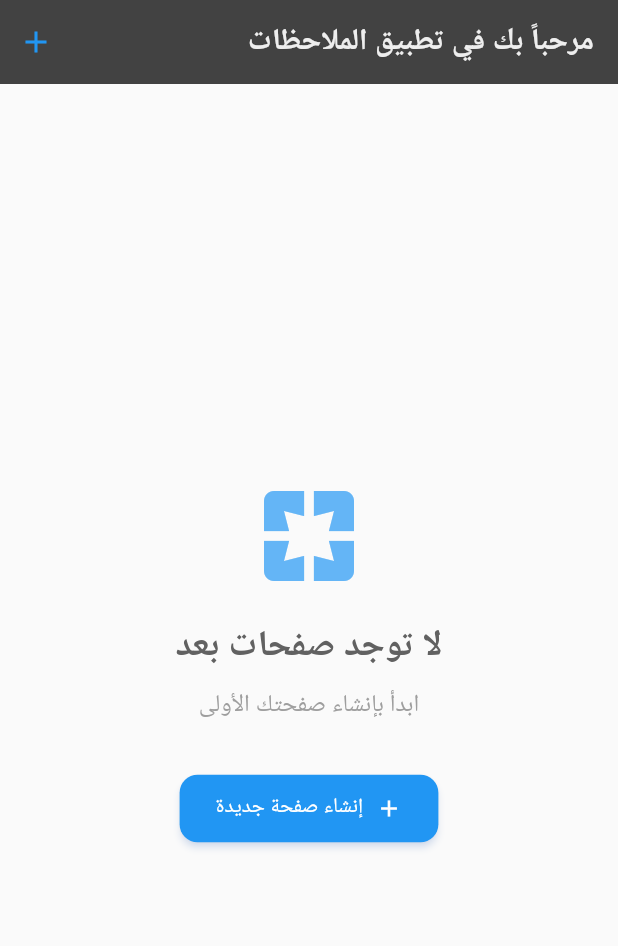
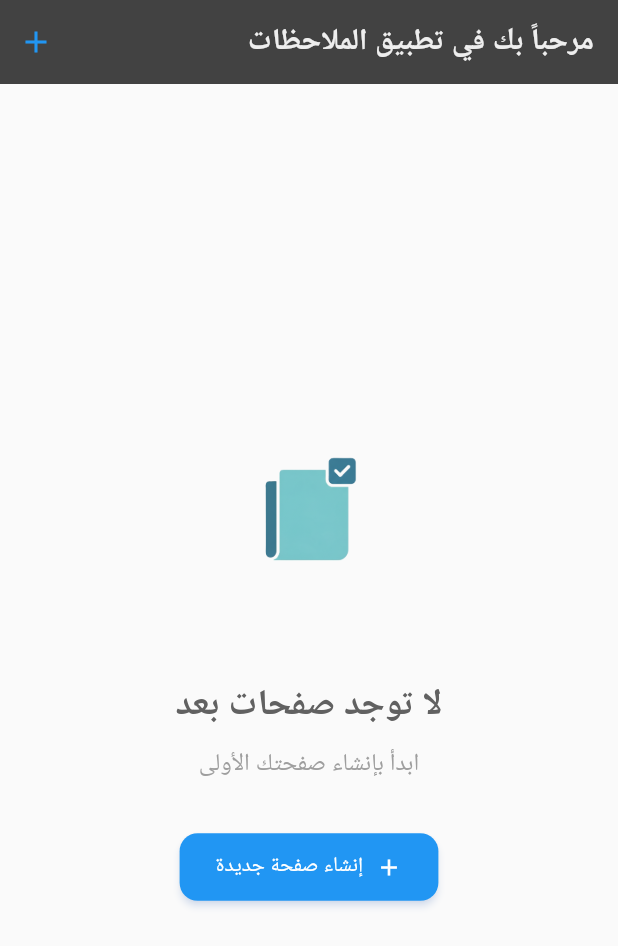
Before and after one commit to Mohamed03-T/Notes-App, a Flutter app: the screen it shows after launch, after a tap on "تخطي", on a phone screen of 412 x 824 dp. Shown: the top 946 px of the screen. Run offline on Flutter 3.47's test engine with Material 3 defaults, Android fonts, the light colour scheme and no system bars; our stand-ins replace shared_preferences.

Commit message:
translate files and logo

```diff
--- a/lib/components/top_bar/top_bar.dart
+++ b/lib/components/top_bar/top_bar.dart
@@ -1,5 +1,6 @@
 import 'package:flutter/material.dart';
 import '../../core/theme/tokens.dart';
+import '../../widgets/app_logo.dart';
 
 // Class مساعد لبيانات الصفحات المرئية
 class _VisiblePagesData {
@@ -94,6 +95,10 @@ class TopBar extends StatelessWidget implements PreferredSizeWidget {
         padding: const EdgeInsets.symmetric(horizontal: 4),
         child: Row(
           children: [
+            // الشعار الصغير
+            const AppLogoSmall(size: 28),
+            const SizedBox(width: 12),
+
             // الصفحات المرئية - تتوسع لملء المساحة المتاحة
             Expanded(
               child: SingleChildScrollView(
--- /dev/null
+++ b/lib/core/utils/app_assets.dart
@@ -0,0 +1,11 @@
+class AppAssets {
+  // Logo assets
+  static const String logo = 'assets/images/logo.svg';
+  static const String logoPng = 'assets/images/logo.png';
+
+  // Icon assets (if needed)
+  static const String appIcon = 'assets/images/app_icon.png';
+
+  // Add other assets here as needed
+  static const String placeholder = 'assets/images/placeholder.png';
+}
--- a/lib/l10n/app_ar.arb
+++ b/lib/l10n/app_ar.arb
@@ -240,7 +240,7 @@
   "@confirmDelete": {
     "description": "عنوان تأكيد الحذف"
   },
-  "deleteConfirmMessage": "هل أنت متأكد من حذف المجلد \"{folderName}\"؟\\nسيتم حذف جميع الملاحظات الموجودة فيه.",
+  "deleteConfirmMessage": "هل أنت متأكد من حذف المجلد \"{folderName}\"؟\nسيتم حذف جميع الملاحظات الموجودة فيه.",
   "@deleteConfirmMessage": {
     "description": "رسالة تأكيد حذف المجلد",
     "placeholders": {
--- a/lib/l10n/app_en.arb
+++ b/lib/l10n/app_en.arb
@@ -60,7 +60,7 @@
   "confirm": "Confirm",
   "selectBackgroundColor": "Select Background Color",
   "confirmDelete": "Confirm Delete",
-  "deleteConfirmMessage": "Are you sure you want to delete the folder \"{folderName}\"?\\nAll notes inside it will be deleted.",
+  "deleteConfirmMessage": "Are you sure you want to delete the folder \"{folderName}\"?\nAll notes inside it will be deleted.",
   "delete": "Delete",
   "noFolders": "No folders",
   "daysAgo": "{count, plural, =1{1 day ago} other{{count} days ago}}",
--- a/lib/l10n/app_fr.arb
+++ b/lib/l10n/app_fr.arb
@@ -60,7 +60,7 @@
   "confirm": "Confirmer",
   "selectBackgroundColor": "Sélectionner la Couleur de Fond",
   "confirmDelete": "Confirmer la Suppression",
-  "deleteConfirmMessage": "Êtes-vous sûr de vouloir supprimer le dossier \"{folderName}\" ?\\nToutes les notes qu'il contient seront supprimées.",
+  "deleteConfirmMessage": "Êtes-vous sûr de vouloir supprimer le dossier \"{folderName}\" ?\nToutes les notes qu'il contient seront supprimées.",
   "delete": "Supprimer",
   "noFolders": "Aucun dossier",
   "daysAgo": "{count, plural, =1{Il y a 1 jour} other{Il y a {count} jours}}",
--- a/lib/main.dart
+++ b/lib/main.dart
@@ -1,11 +1,9 @@
 import 'package:flutter/material.dart';
 import 'package:flutter_localizations/flutter_localizations.dart';
-import 'package:shared_preferences/shared_preferences.dart';
 import 'core/theme/app_theme.dart';
 import 'core/utils/language_manager.dart';
-import 'screens/notes/notes_home.dart';
-import 'screens/onboarding/onboarding_screen.dart';
-import 'package:flutter_gen/gen_l10n/app_localizations.dart';
+import 'screens/splash_screen.dart';
+import 'generated/l10n/app_localizations.dart';
 
 void main() async {
   WidgetsFlutterBinding.ensureInitialized();
@@ -21,18 +19,6 @@ class NotesApp extends StatelessWidget {
     return AnimatedBuilder(
       animation: Listenable.merge([ThemeManager.instance, LanguageManager.instance]),
       builder: (context, child) {
-        return FutureBuilder<bool>(
-          future: SharedPreferences.getInstance()
-              .then((prefs) => prefs.getBool('seenOnboarding') ?? false),
-          builder: (context, snapshot) {
-            if (snapshot.connectionState != ConnectionState.done) {
-              return const MaterialApp(
-                home: Scaffold(
-                  body: Center(child: CircularProgressIndicator()),
-                ),
-              );
-            }
-            final seen = snapshot.data!;
         return MaterialApp(
           title: 'Notes',
           theme: AppTheme.lightTheme,
@@ -48,10 +34,8 @@ class NotesApp extends StatelessWidget {
             GlobalCupertinoLocalizations.delegate,
           ],
           supportedLocales: LanguageManager.instance.supportedLocales,
-              home: seen ? const NotesHome() : const OnboardingScreen(),
+          home: const SplashScreen(),
           debugShowCheckedModeBanner: false,
-            );
-          },
         );
       },
     );
--- a/lib/screens/notes/notes_home.dart
+++ b/lib/screens/notes/notes_home.dart
@@ -1,8 +1,10 @@
 import 'package:flutter/material.dart';
+import '../../generated/l10n/app_localizations.dart';
 import '../../components/top_bar/top_bar.dart';
 import '../../repositories/notes_repository.dart';
 import '../../components/folder_card/folder_card.dart';
 import '../../models/folder_model.dart';
+import '../../widgets/app_logo.dart';
 import 'folder_notes_screen.dart';
 import 'all_pages_screen.dart';
 import 'add_folder_screen.dart';
@@ -106,7 +108,7 @@ class _NotesHomeState extends State<NotesHome> {
   }
 
   // دالة لإظهار قائمة التحكم بالمجلد عند النقر المزدوج
-  void _showFolderActions(FolderModel folder) async {
+  void _showFolderActions(FolderModel folder, AppLocalizations l10n) async {
     final result = await showModalBottomSheet<String>(
       context: context,
       backgroundColor: Colors.transparent,
@@ -131,7 +133,7 @@ class _NotesHomeState extends State<NotesHome> {
               Padding(
                 padding: const EdgeInsets.all(16),
                 child: Text(
-                  'إدارة المجلد: ${folder.title}',
+                  '${l10n.manageFolder} ${folder.title}',
                   style: const TextStyle(
                     fontSize: 18,
                     fontWeight: FontWeight.bold,
@@ -143,22 +145,22 @@ class _NotesHomeState extends State<NotesHome> {
                   folder.isPinned ? Icons.push_pin_outlined : Icons.push_pin,
                   color: Colors.blue,
                 ),
-                title: Text(folder.isPinned ? 'إلغاء تثبيت' : 'تثبيت المجلد'),
+                title: Text(folder.isPinned ? l10n.unpinFolder : l10n.pinFolder),
                 onTap: () => Navigator.pop(context, 'pin'),
               ),
               ListTile(
                 leading: const Icon(Icons.edit, color: Colors.green),
-                title: const Text('تغيير اسم المجلد'),
+                title: Text(l10n.renameFolder),
                 onTap: () => Navigator.pop(context, 'rename'),
               ),
               ListTile(
                 leading: const Icon(Icons.palette, color: Colors.orange),
-                title: const Text('تغيير لون الخلفية'),
+                title: Text(l10n.changeBackgroundColor),
                 onTap: () => Navigator.pop(context, 'color'),
               ),
               ListTile(
                 leading: const Icon(Icons.delete, color: Colors.red),
-                title: const Text('حذف المجلد', style: TextStyle(color: Colors.red)),
+                title: Text(l10n.deleteFolder, style: const TextStyle(color: Colors.red)),
                 onTap: () => Navigator.pop(context, 'delete'),
               ),
               const SizedBox(height: 20),
@@ -169,12 +171,12 @@ class _NotesHomeState extends State<NotesHome> {
     );
 
     if (result != null) {
-      await _handleFolderAction(folder, result);
+      await _handleFolderAction(folder, result, l10n);
     }
   }
 
   // دالة لمعالجة إجراءات المجلد
-  Future<void> _handleFolderAction(FolderModel folder, String action) async {
+  Future<void> _handleFolderAction(FolderModel folder, String action, AppLocalizations l10n) async {
     switch (action) {
       case 'pin':
         setState(() {
@@ -188,23 +190,23 @@ class _NotesHomeState extends State<NotesHome> {
             final controller = TextEditingController(text: folder.title);
             return AlertDialog(
               shape: RoundedRectangleBorder(borderRadius: BorderRadius.circular(16)),
-              title: const Text('تغيير اسم المجلد'),
+              title: Text(l10n.renameFolder),
               content: TextField(
                 controller: controller,
-                decoration: const InputDecoration(
-                  border: OutlineInputBorder(),
-                  labelText: 'اسم المجلد',
+                decoration: InputDecoration(
+                  border: const OutlineInputBorder(),
+                  labelText: l10n.folderName,
                 ),
                 autofocus: true,
               ),
               actions: [
                 TextButton(
                   onPressed: () => Navigator.pop(ctx),
-                  child: const Text('إلغاء'),
+                  child: Text(l10n.cancel),
                 ),
                 ElevatedButton(
                   onPressed: () => Navigator.pop(ctx, controller.text.trim()),
-                  child: const Text('تأكيد'),
+                  child: Text(l10n.confirm),
                 ),
               ],
             );
@@ -226,7 +228,7 @@ class _NotesHomeState extends State<NotesHome> {
           context: context,
           builder: (ctx) => AlertDialog(
             shape: RoundedRectangleBorder(borderRadius: BorderRadius.circular(16)),
-            title: const Text('اختر لون الخلفية'),
+            title: Text(l10n.selectBackgroundColor),
             content: SingleChildScrollView(
               child: Wrap(
                 spacing: 8,
@@ -264,7 +266,7 @@ class _NotesHomeState extends State<NotesHome> {
             actions: [
               TextButton(
                 onPressed: () => Navigator.pop(ctx),
-                child: const Text('إلغاء'),
+                child: Text(l10n.cancel),
               ),
             ],
           ),
@@ -280,17 +282,17 @@ class _NotesHomeState extends State<NotesHome> {
           context: context,
           builder: (ctx) => AlertDialog(
             shape: RoundedRectangleBorder(borderRadius: BorderRadius.circular(16)),
-            title: const Text('تأكيد الحذف'),
-            content: Text('هل أنت متأكد من حذف المجلد "${folder.title}"؟\nسيتم حذف جميع الملاحظات الموجودة فيه.'),
+            title: Text(l10n.confirmDelete),
+            content: Text(l10n.deleteConfirmMessage(folder.title)),
             actions: [
               TextButton(
                 onPressed: () => Navigator.pop(ctx, false),
-                child: const Text('إلغاء'),
+                child: Text(l10n.cancel),
               ),
               ElevatedButton(
                 onPressed: () => Navigator.pop(ctx, true),
                 style: ElevatedButton.styleFrom(backgroundColor: Colors.red),
-                child: const Text('حذف', style: TextStyle(color: Colors.white)),
+                child: Text(l10n.delete, style: const TextStyle(color: Colors.white)),
               ),
             ],
           ),
@@ -307,6 +309,8 @@ class _NotesHomeState extends State<NotesHome> {
 
   @override
   Widget build(BuildContext context) {
+    final l10n = AppLocalizations.of(context)!;
+
     // عرض شاشة التحميل إذا لم يتم تحميل البيانات بعد
     if (isInitializing || repo == null) {
       return Scaffold(
@@ -317,7 +321,7 @@ class _NotesHomeState extends State<NotesHome> {
               CircularProgressIndicator(),
               SizedBox(height: 16),
               Text(
-                'جاري تحميل البيانات...',
+                l10n.loadingData,
                 style: TextStyle(fontSize: 16),
               ),
             ],
@@ -341,7 +345,7 @@ class _NotesHomeState extends State<NotesHome> {
     if (current == null || allPages.isEmpty) {
       return Scaffold(
         appBar: AppBar(
-          title: const Text('مرحباً بك في تطبيق الملاحظات'),
+          title: Text(l10n.welcome),
           backgroundColor: Colors.grey.shade800,
           foregroundColor: Colors.grey.shade200,
           actions: [
@@ -364,7 +368,7 @@ class _NotesHomeState extends State<NotesHome> {
                 }
               },
               icon: const Icon(Icons.add, color: Colors.blue),
-              tooltip: 'إضافة صفحة جديدة',
+              tooltip: l10n.addNewPage,
             ),
           ],
         ),
@@ -372,14 +376,13 @@ class _NotesHomeState extends State<NotesHome> {
           child: Column(
             mainAxisAlignment: MainAxisAlignment.center,
             children: [
-              Icon(
-                Icons.pages,
-                size: 80,
-                color: Colors.blue.shade300,
+              const AppLogo(
+                size: 150, // زيادة الحجم
+                showText: false,
               ),
-              const SizedBox(height: 16),
+              const SizedBox(height: 24),
               Text(
-                'لا توجد صفحات بعد',
+                l10n.noPagesYet,
                 style: TextStyle(
                   fontSize: 24,
                   fontWeight: FontWeight.bold,
@@ -388,7 +391,7 @@ class _NotesHomeState extends State<NotesHome> {
               ),
               const SizedBox(height: 8),
               Text(
-                'ابدأ بإنشاء صفحتك الأولى',
+                l10n.createFirstPage,
                 style: TextStyle(
                   fontSize: 16,
                   color: Colors.grey.shade500,
@@ -413,7 +416,7 @@ class _NotesHomeState extends State<NotesHome> {
                   }
                 },
                 icon: const Icon(Icons.add),
-                label: const Text('إنشاء صفحة جديدة'),
+                label: Text(l10n.createNewPage),
                 style: ElevatedButton.styleFrom(
                   backgroundColor: Colors.blue,
                   foregroundColor: Colors.white,
@@ -470,7 +473,36 @@ class _NotesHomeState extends State<NotesHome> {
           }
           setState(() {});
         },
-        child: GridView.count(
+        child: folderList.isEmpty
+          ? Center(
+              child: Column(
+                mainAxisAlignment: MainAxisAlignment.center,
+                children: [
+                  const AppLogo(
+                    size: 120, // زيادة الحجم
+                    showText: false,
+                  ),
+                  const SizedBox(height: 24),
+                  Text(
+                    'لا توجد مجلدات بعد',
+                    style: TextStyle(
+                      fontSize: 20,
+                      fontWeight: FontWeight.bold,
+                      color: Colors.grey.shade700,
+                    ),
+                  ),
+                  const SizedBox(height: 8),
+                  Text(
+                    'انقر على + لإضافة مجلد جديد',
+                    style: TextStyle(
+                      fontSize: 14,
+                      color: Colors.grey.shade500,
+                    ),
+                  ),
+                ],
+              ),
+            )
+          : GridView.count(
           crossAxisCount: 2,
           padding: const EdgeInsets.all(12),
           childAspectRatio: 0.85, // تعديل النسبة لإعطاء مساحة أكبر للمعاينة
@@ -611,7 +643,7 @@ class _NotesHomeState extends State<NotesHome> {
                         }
                         setState(() {});
                       },
-                      onDoubleTap: () => _showFolderActions(f), // إضافة النقر المزدوج
+                      onDoubleTap: () => _showFolderActions(f, l10n), // إضافة النقر المزدوج
                       onDelete: () {
                         repo!.deleteFolder(current.id, f.id);
                         setState(() {});
@@ -644,7 +676,7 @@ class _NotesHomeState extends State<NotesHome> {
                 },
               );
             }).toList(),
-        ),
+          ),
       ),
       floatingActionButton: FloatingActionButton(
         onPressed: () async {
@@ -664,7 +696,7 @@ class _NotesHomeState extends State<NotesHome> {
           }
         },
         backgroundColor: Colors.blue,
-        tooltip: 'إضافة مجلد جديد',
+        tooltip: l10n.addNewFolder,
         child: const Icon(Icons.create_new_folder, color: Colors.white),
       ),
     );
--- a/lib/screens/onboarding/onboarding_screen.dart
+++ b/lib/screens/onboarding/onboarding_screen.dart
@@ -1,6 +1,7 @@
 import 'package:flutter/material.dart';
 import 'package:shared_preferences/shared_preferences.dart';
 import '../notes/notes_home.dart';
+import '../../widgets/app_logo.dart';
 
 class OnboardingScreen extends StatefulWidget {
   const OnboardingScreen({Key? key}) : super(key: key);
@@ -69,12 +70,13 @@ class _OnboardingScreenState extends State<OnboardingScreen> {
                     child: Column(
                       mainAxisAlignment: MainAxisAlignment.center,
                       children: [
-                        Icon(
-                          Icons.star,
-                          size: 100,
-                          color: Theme.of(context).colorScheme.primary,
+                        // إضافة الشعار
+                        const AppLogo(
+                          size: 140, // زيادة الحجم
+                          showText: true,
+                          text: 'Notes App',
                         ),
-                        const SizedBox(height: 24),
+                        const SizedBox(height: 32),
                         Text(
                           _pages[index]['title']!,
                           style: Theme.of(context).textTheme.headlineSmall,
--- /dev/null
+++ b/lib/screens/splash_screen.dart
@@ -0,0 +1,194 @@
+import 'package:flutter/material.dart';
+import 'package:shared_preferences/shared_preferences.dart';
+import '../widgets/app_logo.dart';
+import 'notes/notes_home.dart';
+import 'onboarding/onboarding_screen.dart';
+
+class SplashScreen extends StatefulWidget {
+  const SplashScreen({Key? key}) : super(key: key);
+
+  @override
+  _SplashScreenState createState() => _SplashScreenState();
+}
+
+class _SplashScreenState extends State<SplashScreen>
+    with SingleTickerProviderStateMixin {
+  late AnimationController _animationController;
+  late Animation<double> _fadeAnimation;
+  late Animation<double> _scaleAnimation;
+
+  @override
+  void initState() {
+    super.initState();
+
+    // إعداد الأنيميشن
+    _animationController = AnimationController(
+      duration: const Duration(milliseconds: 2000),
+      vsync: this,
+    );
+
+    _fadeAnimation = Tween<double>(
+      begin: 0.0,
+      end: 1.0,
+    ).animate(CurvedAnimation(
+      parent: _animationController,
+      curve: const Interval(0.0, 0.6, curve: Curves.easeOut),
+    ));
+
+    _scaleAnimation = Tween<double>(
+      begin: 0.8,
+      end: 1.0,
+    ).animate(CurvedAnimation(
+      parent: _animationController,
+      curve: const Interval(0.2, 0.8, curve: Curves.elasticOut),
+    ));
+
+    // بدء الأنيميشن
+    _animationController.forward();
+
+    // الانتقال إلى الشاشة التالية بعد 3 ثوانٍ
+    _navigateToNextScreen();
+  }
+
+  Future<void> _navigateToNextScreen() async {
+    await Future.delayed(const Duration(milliseconds: 3000));
+
+    if (!mounted) return;
+
+    // التحقق من حالة onboarding
+    final prefs = await SharedPreferences.getInstance();
+    final seenOnboarding = prefs.getBool('seenOnboarding') ?? false;
+
+    if (mounted) {
+      Navigator.of(context).pushReplacement(
+        PageRouteBuilder(
+          pageBuilder: (context, animation, secondaryAnimation) =>
+              seenOnboarding ? const NotesHome() : const OnboardingScreen(),
+          transitionsBuilder: (context, animation, secondaryAnimation, child) {
+            return FadeTransition(opacity: animation, child: child);
+          },
+          transitionDuration: const Duration(milliseconds: 500),
+        ),
+      );
+    }
+  }
+
+  @override
+  void dispose() {
+    _animationController.dispose();
+    super.dispose();
+  }
+
+  @override
+  Widget build(BuildContext context) {
+    return Scaffold(
+      body: Container(
+        width: double.infinity,
+        height: double.infinity,
+        decoration: BoxDecoration(
+          gradient: LinearGradient(
+            begin: Alignment.topCenter,
+            end: Alignment.bottomCenter,
+            colors: [
+              Theme.of(context).primaryColor.withOpacity(0.1),
+              Theme.of(context).scaffoldBackgroundColor,
+              Theme.of(context).primaryColor.withOpacity(0.05),
+            ],
+          ),
+        ),
+        child: SafeArea(
+          child: Column(
+            mainAxisAlignment: MainAxisAlignment.center,
+            children: [
+              // المساحة العلوية
+              const Spacer(flex: 2),
+
+              // الشعار مع الأنيميشن
+              AnimatedBuilder(
+                animation: _animationController,
+                builder: (context, child) {
+                  return Transform.scale(
+                    scale: _scaleAnimation.value,
+                    child: FadeTransition(
+                      opacity: _fadeAnimation,
+                      child: const AppLogo(
+                        size: 150,
+                        showText: true,
+                        text: 'Notes App',
+                      ),
+                    ),
+                  );
+                },
+              ),
+
+              const SizedBox(height: 24),
+
+              // نص ترحيبي مع أنيميشن
+              AnimatedBuilder(
+                animation: _fadeAnimation,
+                builder: (context, child) {
+                  return FadeTransition(
+                    opacity: _fadeAnimation,
+                    child: Text(
+                      'مرحباً بك في تطبيق الملاحظات',
+                      style: Theme.of(context).textTheme.titleLarge?.copyWith(
+                        color: Theme.of(context).primaryColor,
+                        fontWeight: FontWeight.w600,
+                      ),
+                      textAlign: TextAlign.center,
+                    ),
+                  );
+                },
+              ),
+
+              const SizedBox(height: 8),
+
+              // وصف قصير
+              AnimatedBuilder(
+                animation: _fadeAnimation,
+                builder: (context, child) {
+                  return FadeTransition(
+                    opacity: _fadeAnimation,
+                    child: Text(
+                      'نظّم أفكارك وملاحظاتك بسهولة',
+                      style: Theme.of(context).textTheme.bodyMedium?.copyWith(
+                        color: Theme.of(context).textTheme.bodyMedium?.color?.withOpacity(0.7),
+                      ),
+                      textAlign: TextAlign.center,
+                    ),
+                  );
+                },
+              ),
+
+              // المساحة السفلية
+              const Spacer(flex: 2),
+
+              // مؤشر التحميل
+              AnimatedBuilder(
+                animation: _fadeAnimation,
+                builder: (context, child) {
+                  return FadeTransition(
+                    opacity: _fadeAnimation,
+                    child: Padding(
+                      padding: const EdgeInsets.only(bottom: 48.0),
+                      child: SizedBox(
+                        width: 24,
+                        height: 24,
+                        child: CircularProgressIndicator(
+                          strokeWidth: 2,
+                          valueColor: AlwaysStoppedAnimation<Color>(
+                            Theme.of(context).primaryColor.withOpacity(0.6),
+                          ),
+                        ),
+                      ),
+                    ),
+                  );
+                },
+              ),
+            ],
+          ),
+        ),
+      ),
+    );
+  }
+}
--- /dev/null
+++ b/lib/widgets/app_logo.dart
@@ -0,0 +1,109 @@
+import 'package:flutter/material.dart';
+import 'package:flutter/services.dart';
+import '../core/utils/app_assets.dart';
+
+class AppLogo extends StatelessWidget {
+  final double size;
+  final Color? color;
+  final bool showText;
+  final String? text;
+
+  const AppLogo({
+    Key? key,
+    this.size = 80,
+    this.color,
+    this.showText = false,
+    this.text,
+  }) : super(key: key);
+
+  @override
+  Widget build(BuildContext context) {
+    return Column(
+      mainAxisSize: MainAxisSize.min,
+      children: [
+        // الشعار - بدون تأثيرات مبالغ فيها
+        Container(
+          width: size,
+          height: size,
+          child: _buildLogoWidget(context),
+        ),
+
+        // النص إذا كان مطلوباً
+        if (showText) ...[
+          const SizedBox(height: 12),
+          Text(
+            text ?? 'Notes App',
+            style: Theme.of(context).textTheme.titleLarge?.copyWith(
+              fontWeight: FontWeight.bold,
+              color: color ?? Theme.of(context).primaryColor,
+            ),
+          ),
+        ],
+      ],
+    );
+  }
+
+  Widget _buildLogoWidget(BuildContext context) {
+    // محاولة تحميل صورتك أولاً
+    return Image.asset(
+      AppAssets.logoPng,
+      width: size,
+      height: size,
+      fit: BoxFit.contain, // تحسين ليحافظ على النسب
+      frameBuilder: (context, child, frame, wasSynchronouslyLoaded) {
+        if (frame != null) {
+          print('✅ تم تحميل الشعار بنجاح من ${AppAssets.logoPng}');
+        }
+        return child;
+      },
+      errorBuilder: (context, error, stackTrace) {
+        print('🖼️ فشل في تحميل الشعار من ${AppAssets.logoPng}: $error');
+        print('📋 استخدام الشعار الافتراضي البسيط كبديل');
+
+        // شعار افتراضي بسيط ونظيف
+        return Container(
+          width: size,
+          height: size,
+          decoration: BoxDecoration(
+            color: color ?? Theme.of(context).primaryColor,
+            borderRadius: BorderRadius.circular(8), // زوايا مدورة بسيطة
+          ),
+          child: Icon(
+            Icons.note_add_outlined,
+            size: size * 0.6,
+            color: Colors.white,
+          ),
+        );
+      },
+    );
+  }
+}
+
+// Widget مصغر للشعار في الهيدر
+class AppLogoSmall extends StatelessWidget {
+  final double size;
+  final VoidCallback? onTap;
+
+  const AppLogoSmall({
+    Key? key,
+    this.size = 40, // زيادة الحجم من 32 إلى 40
+    this.onTap,
+  }) : super(key: key);
+
+  @override
+  Widget build(BuildContext context) {
+    Widget logo = AppLogo(
+      size: size,
+      color: Theme.of(context).primaryColor,
+    );
+
+    if (onTap != null) {
+      return GestureDetector(
+        onTap: onTap,
+        child: logo,
+      );
+    }
+
+    return logo;
+  }
+}
--- a/pubspec.yaml
+++ b/pubspec.yaml
@@ -23,3 +23,7 @@ dev_dependencies:
 flutter:
   uses-material-design: true
   generate: true
+
+  # Assets configuration
+  assets:
+    - assets/images/
```
Also changed, not shown: lib/screens/settings/settings_screen.dart (+52 -4 lines), lib/widgets/custom_logo_widget.dart (added, +201 -0 lines), assets/images/logo.png (added), assets/images/logo.svg (added), lib/generated/l10n/app_localizations.dart (added), lib/generated/l10n/app_localizations_ar.dart (added), lib/generated/l10n/app_localizations_en.dart (added), lib/generated/l10n/app_localizations_fr.dart (added), 2 other files. Lines whose indentation alone changed are shown as unchanged.
